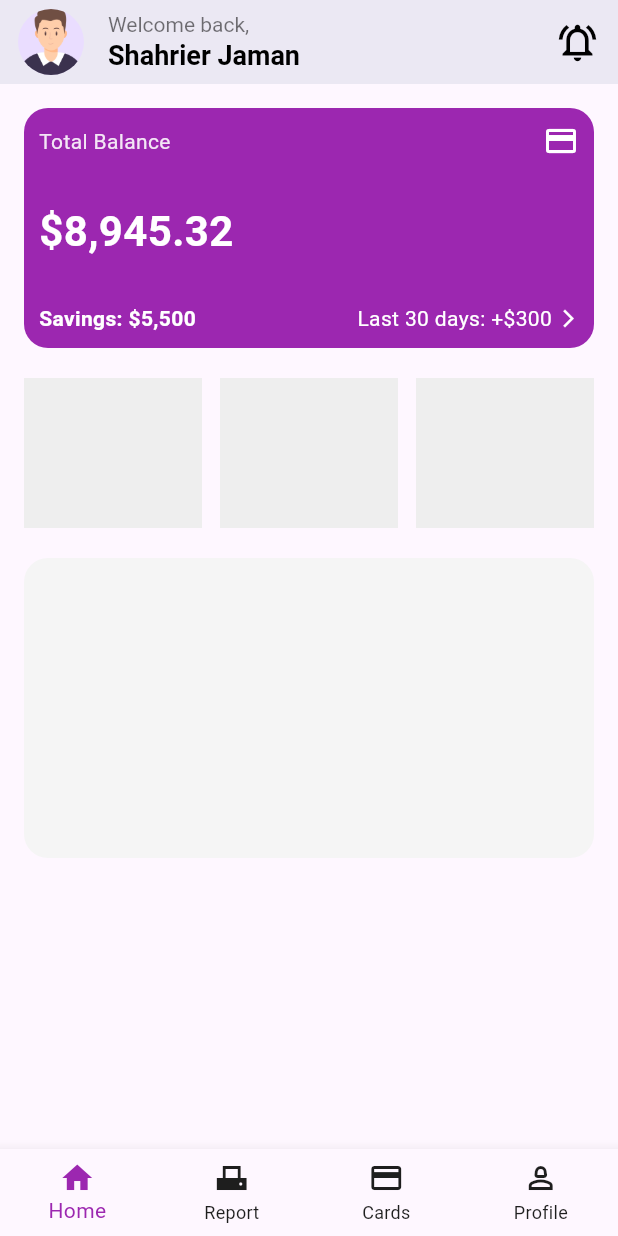
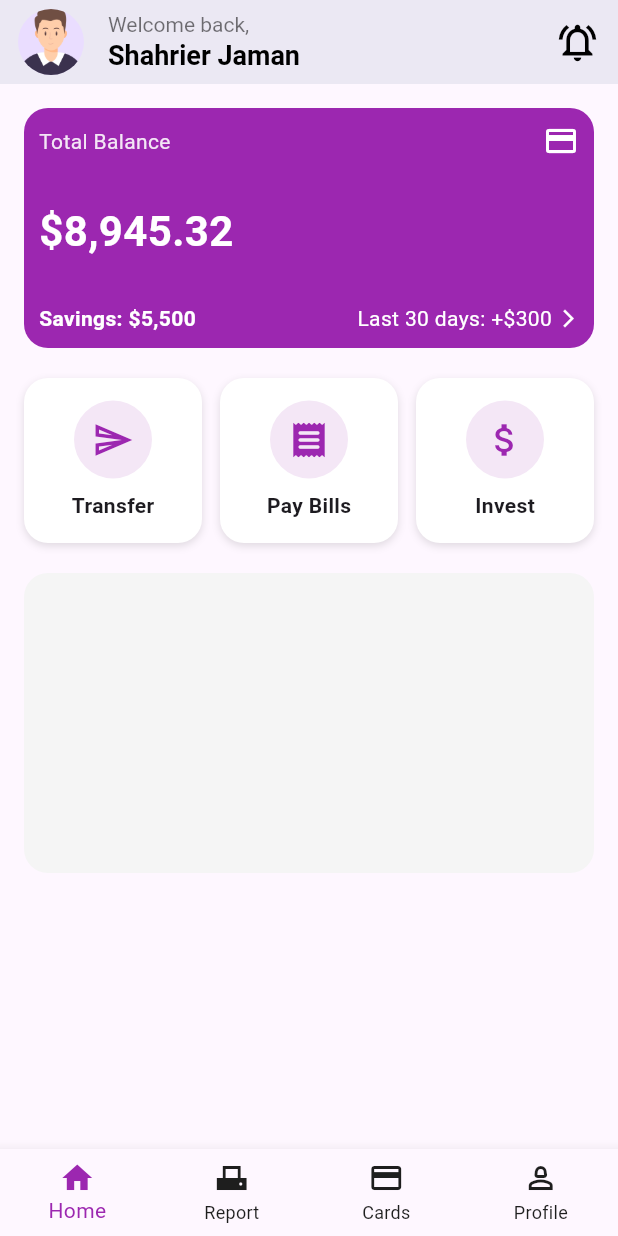
Before and after one commit to shahrierjaman/assignment-two-flutter-UI-shahrier-jaman-2221658, a Flutter app: the screen it shows after launch, on a phone screen of 412 x 824 dp. Run offline on Flutter 3.47's test engine with Material 3 defaults, Android fonts, the phone set to English and light mode, and no system bars.

Commit message:
home page 2nd part update

```diff
--- a/lib/screens/home.dart
+++ b/lib/screens/home.dart
@@ -121,28 +121,138 @@ class Home extends StatelessWidget {
             Row(
               mainAxisAlignment: MainAxisAlignment.spaceBetween,
               children: [
+                // 1st Card
                 Expanded(
                   child: Container(
-                    height: 100,
-                    color: Colors.grey.shade200, // temporary background
+                    padding: EdgeInsets.all(12),
+                    height: 110,
                     margin: EdgeInsets.only(right: 8),
-                    // First card content will be added later
+                    decoration: BoxDecoration(
+                      color: Colors.white,
+                      borderRadius: BorderRadius.circular(16),
+                      boxShadow: [
+                        BoxShadow(
+                          color: Colors.black12,
+                          blurRadius: 4,
+                          offset: Offset(0, 2),
+                        ),
+                      ],
+                    ),
+                    child: Column(
+                      mainAxisAlignment: MainAxisAlignment.center,
+                      children: [
+                        Container(
+                          padding: EdgeInsets.all(12),
+                          decoration: BoxDecoration(
+                            color: const Color.fromARGB(239, 243, 229, 245),
+                            shape: BoxShape.circle,
+                          ),
+                          child: Icon(
+                            Icons.send_outlined,
+                            size: 28,
+                            color: Colors.purple,
+                          ),
+                        ),
+                        SizedBox(height: 8),
+                        Text(
+                          "Transfer",
+                          style: TextStyle(
+                            fontSize: 14,
+                            fontWeight: FontWeight.bold,
+                          ),
+                        ),
+                      ],
+                    ),
                   ),
                 ),
+
+                // 2nd Card
                 Expanded(
                   child: Container(
-                    height: 100,
-                    color: Colors.grey.shade200,
+                    padding: EdgeInsets.all(12),
+                    height: 110,
                     margin: EdgeInsets.symmetric(horizontal: 4),
-                    // Second card content will be added later
+                    decoration: BoxDecoration(
+                      color: Colors.white,
+                      borderRadius: BorderRadius.circular(16),
+                      boxShadow: [
+                        BoxShadow(
+                          color: Colors.black12,
+                          blurRadius: 4,
+                          offset: Offset(0, 2),
+                        ),
+                      ],
+                    ),
+                    child: Column(
+                      mainAxisAlignment: MainAxisAlignment.center,
+                      children: [
+                        Container(
+                          padding: EdgeInsets.all(12),
+                          decoration: BoxDecoration(
+                            color: const Color.fromARGB(239, 243, 229, 245),
+                            shape: BoxShape.circle,
+                          ),
+                          child: Icon(
+                            Icons.receipt_rounded,
+                            size: 28,
+                            color: Colors.purple,
+                          ),
+                        ),
+                        SizedBox(height: 8),
+                        Text(
+                          "Pay Bills",
+                          style: TextStyle(
+                            fontSize: 14,
+                            fontWeight: FontWeight.bold,
+                          ),
+                        ),
+                      ],
+                    ),
                   ),
                 ),
+
+                // 3rd Card
                 Expanded(
                   child: Container(
-                    height: 100,
-                    color: Colors.grey.shade200,
+                    padding: EdgeInsets.all(12),
+                    height: 110,
                     margin: EdgeInsets.only(left: 8),
-                    // Third card content will be added later
+                    decoration: BoxDecoration(
+                      color: Colors.white,
+                      borderRadius: BorderRadius.circular(16),
+                      boxShadow: [
+                        BoxShadow(
+                          color: Colors.black12,
+                          blurRadius: 4,
+                          offset: Offset(0, 2),
+                        ),
+                      ],
+                    ),
+                    child: Column(
+                      mainAxisAlignment: MainAxisAlignment.center,
+                      children: [
+                        Container(
+                          padding: EdgeInsets.all(12),
+                          decoration: BoxDecoration(
+                            color: const Color.fromARGB(239, 243, 229, 245),
+                            shape: BoxShape.circle,
+                          ),
+                          child: Icon(
+                            Icons.attach_money_outlined,
+                            size: 28,
+                            color: Colors.purple,
+                          ),
+                        ),
+                        SizedBox(height: 8),
+                        Text(
+                          "Invest",
+                          style: TextStyle(
+                            fontSize: 14,
+                            fontWeight: FontWeight.bold,
+                          ),
+                        ),
+                      ],
+                    ),
                   ),
                 ),
               ],
```
